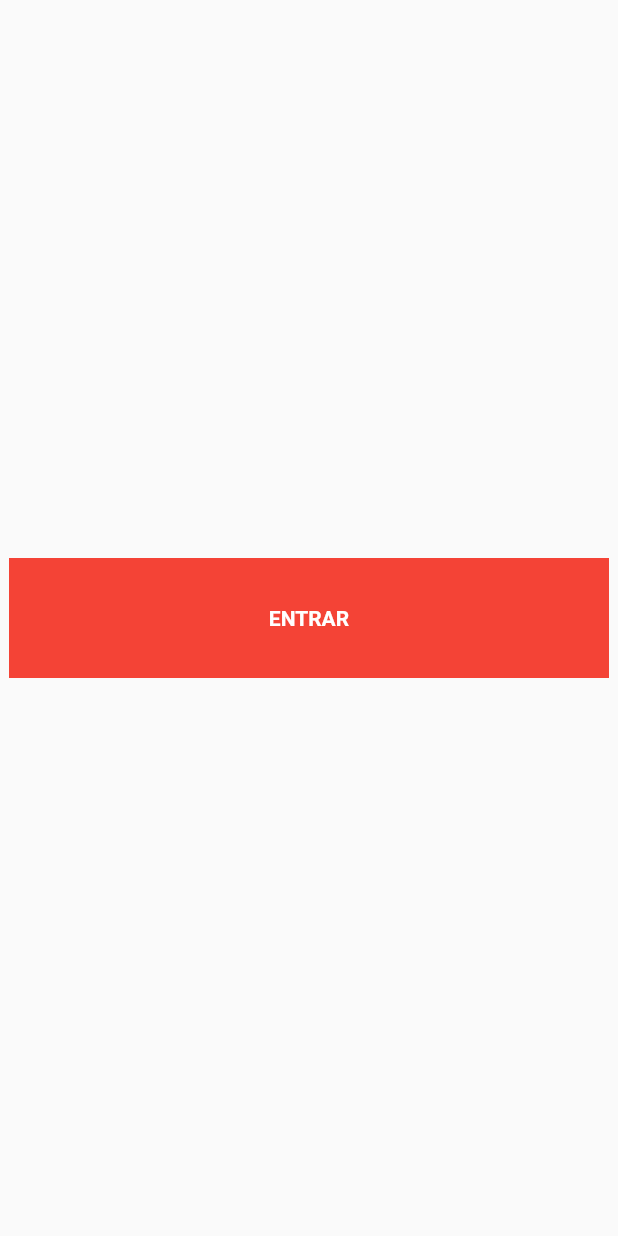
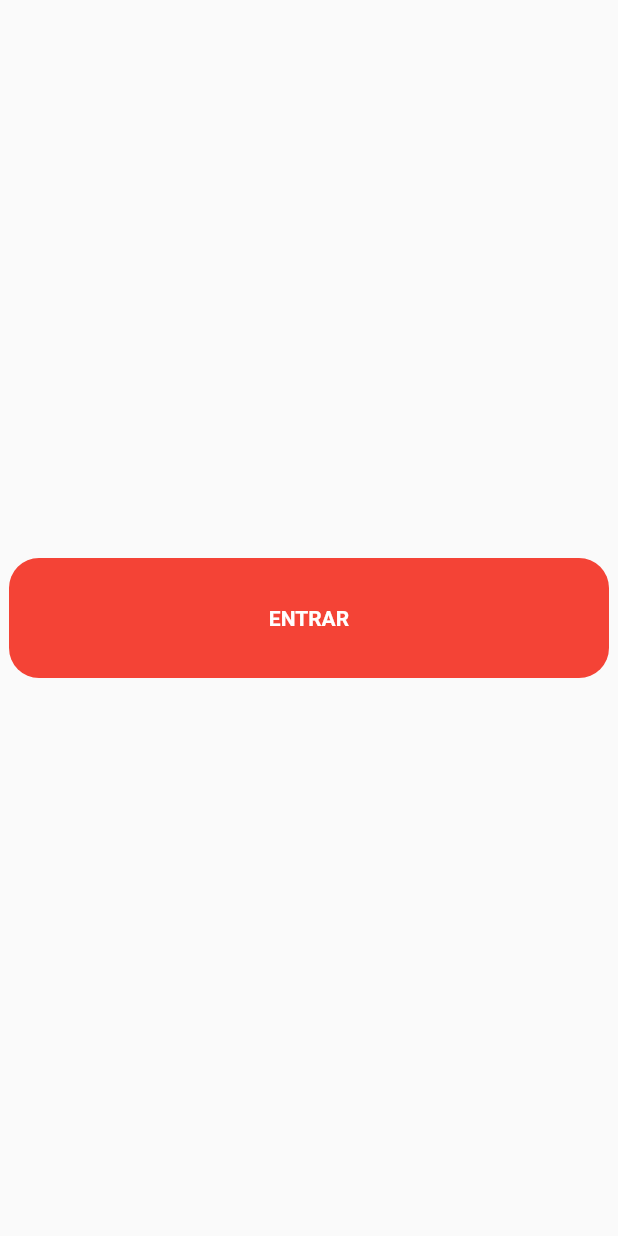
Before and after one commit to JosiaAlmeida/Flutter-Animation, a Flutter app: the screen it shows after launch, on a phone screen of 412 x 824 dp. Run offline on Flutter 3.47's test engine with Material 2 defaults, Android fonts, the phone set to English and light mode, and no system bars.

Commit message:
Personalizando box

```diff
--- a/lib/home.dart
+++ b/lib/home.dart
@@ -27,15 +27,20 @@ class _HomePageState extends State<HomePage> {
             width: isLoading ? 80 : 400,
             height: 80,
             alignment: Alignment.center,
-            color: Colors.red,
+            decoration: BoxDecoration(
+              borderRadius: BorderRadius.circular(isLoading ? 40 : 20),
+              color: Colors.red,
+            ),
             child: AnimatedCrossFade(
               crossFadeState: isLoading
                   ? CrossFadeState.showFirst
                   : CrossFadeState.showSecond,
-              duration: Duration(seconds: 1),
+              duration: Duration(milliseconds: 500),
               firstChild: Padding(
                 padding: const EdgeInsets.all(8.0),
-                child: CircularProgressIndicator(),
+                child: CircularProgressIndicator(
+                  color: Colors.white,
+                ),
               ),
               secondChild: Text(
                 "ENTRAR",
```
